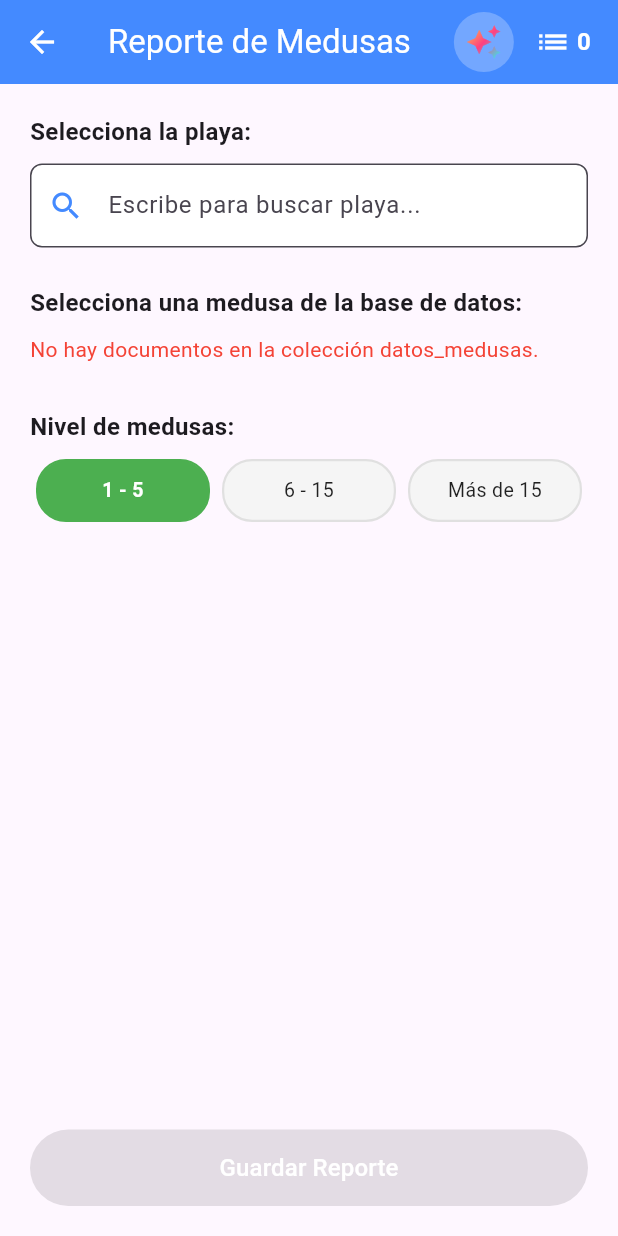
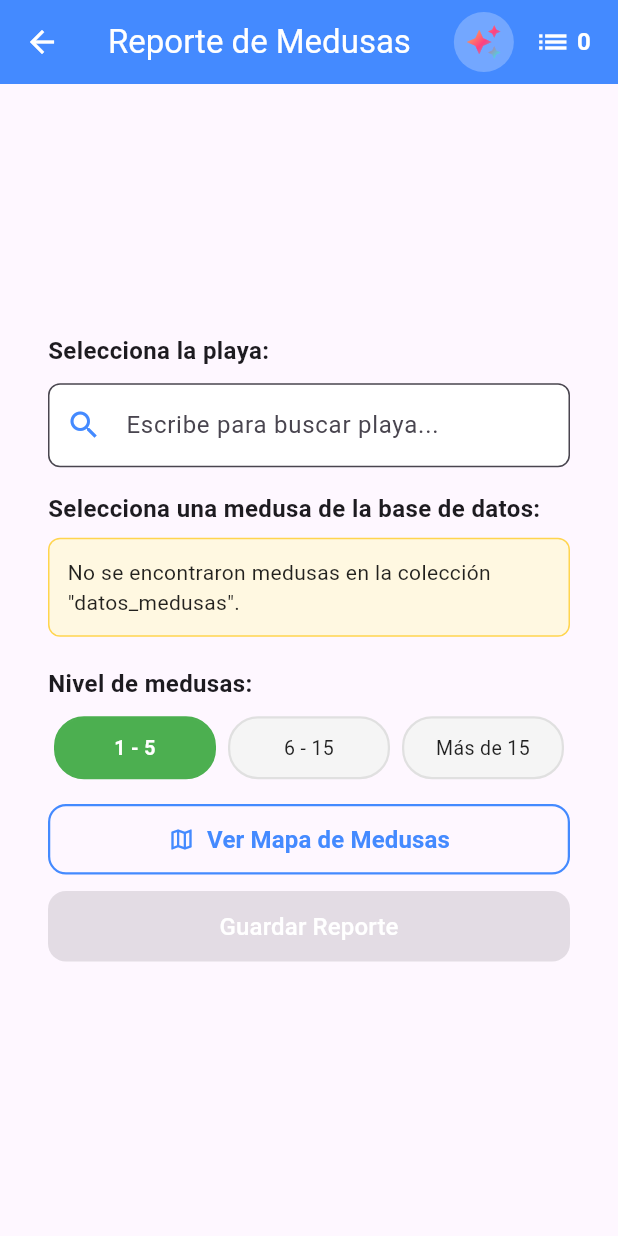
Before and after one commit to javega2026/temperatura_api, a Flutter app: the FormularioMedusasPantalla screen opened directly with empty values, on a phone screen of 412 x 824 dp. Run offline on Flutter 3.47's test engine with Material 3 defaults, Android fonts, the phone set to English and light mode, and no system bars; our stand-ins replace cloud_firestore, dio, firebase_analytics, firebase_auth, firebase_core, fl_chart and 2 more; accounts and stored records are empty.

Commit message:
se agrega el boton de ver mapa medusa

```diff
--- /dev/null
+++ b/lib/vistas/formulario_medusas_pantalla/botones_formulario_medusas.dart
@@ -0,0 +1,71 @@
+import 'package:flutter/material.dart';
+import 'package:meteoflutter/vistas/mostrar_mapa_medusas/mostrar_mapa_medusas.dart';
+
+class BotonesFormularioMedusas extends StatelessWidget {
+  final bool puedeGuardar;
+  final VoidCallback onGuardar;
+
+  const BotonesFormularioMedusas({
+    super.key,
+    required this.puedeGuardar,
+    required this.onGuardar,
+  });
+
+  @override
+  Widget build(BuildContext context) {
+    return Padding(
+      padding: const EdgeInsets.symmetric(vertical: 16.0),
+      child: Column(
+        mainAxisSize: MainAxisSize.min,
+        children: [
+          SizedBox(
+            width: double.infinity,
+            child: OutlinedButton.icon(
+              style: OutlinedButton.styleFrom(
+                foregroundColor: Colors.blueAccent,
+                side: const BorderSide(color: Colors.blueAccent, width: 1.5),
+                padding: const EdgeInsets.symmetric(vertical: 12),
+                shape: RoundedRectangleBorder(
+                  borderRadius: BorderRadius.circular(12),
+                ),
+              ),
+              icon: const Icon(Icons.map_outlined),
+              label: const Text(
+                'Ver Mapa de Medusas',
+                style: TextStyle(fontSize: 16, fontWeight: FontWeight.w600),
+              ),
+              onPressed: () {
+                if (!context.mounted) return;
+                Navigator.push(
+                  context,
+                  MaterialPageRoute(
+                    builder: (context) => const MostrarMapaMedusas(),
+                  ),
+                );
+              },
+            ),
+          ),
+          const SizedBox(height: 10),
+          SizedBox(
+            width: double.infinity,
+            child: ElevatedButton(
+              style: ElevatedButton.styleFrom(
+                backgroundColor: Colors.blueAccent,
+                foregroundColor: Colors.white,
+                padding: const EdgeInsets.symmetric(vertical: 12),
+                shape: RoundedRectangleBorder(
+                  borderRadius: BorderRadius.circular(12),
+                ),
+              ),
+              onPressed: puedeGuardar ? onGuardar : null,
+              child: const Text(
+                'Guardar Reporte',
+                style: TextStyle(fontSize: 16, color: Colors.white),
+              ),
+            ),
+          ),
+        ],
+      ),
+    );
+  }
+}
--- a/lib/vistas/formulario_medusas_pantalla/formulario_medusas_pantalla.dart
+++ b/lib/vistas/formulario_medusas_pantalla/formulario_medusas_pantalla.dart
@@ -5,11 +5,11 @@ import 'package:meteoflutter/models/reporte_medusa_modelo.dart';
 import 'package:meteoflutter/models/provincia_costera.dart';
 
 import 'package:meteoflutter/vistas/pantalla_ia/pantalla_ia.dart';
-
 import 'package:meteoflutter/vistas/lista_reportes_medusas/widget_selector_playa.dart';
 import 'package:meteoflutter/vistas/lista_reportes_medusas/widget_selector_medusa.dart';
-
+import 'package:meteoflutter/widgets/responsive_body.dart';
 import 'widgets_formulario_medusas_pantalla.dart';
+import 'botones_formulario_medusas.dart';
 
 class FormularioMedusasPantalla extends StatefulWidget {
   final String ciudadInicial;
@@ -40,19 +40,16 @@ class _FormularioMedusasPantallaState extends State<FormularioMedusasPantalla> {
   Key _keyPlaya = UniqueKey();
   Key _keyMedusa = UniqueKey();
 
-  /// Comprueba si la ciudad está en la lista de provincias costeras
   bool get _esProvinciaCostera {
     final ciudad = widget.ciudadInicial.toLowerCase().trim();
 
     return provinciasCosterasEspana.any((p) {
       final nombrePrincipal = p.nombre.toLowerCase();
 
-    // 1. Compara con el nombre principal
       if (ciudad.contains(nombrePrincipal) || nombrePrincipal.contains(ciudad)) {
         return true;
       }
 
-    // 2. Compara con la lista de alias
       return p.alias.any((alias) {
         final a = alias.toLowerCase();
         return ciudad.contains(a) || a.contains(ciudad);
@@ -128,8 +125,10 @@ bool get _esProvinciaCostera {
 
   @override
   Widget build(BuildContext context) {
+    final bool puedeGuardar = playaIdSeleccionada != null && medusaIdSeleccionada != null;
+
     return Scaffold(
-      resizeToAvoidBottomInset: false,
+      resizeToAvoidBottomInset: true,
       appBar: AppBar(
         title: const Text('Reporte de Medusas'),
         backgroundColor: Colors.blueAccent,
@@ -159,17 +158,10 @@ bool get _esProvinciaCostera {
               ),
               tooltip: 'Consultar Informe IA',
               onPressed: () {
-                final ciudad = widget.ciudadInicial;
-
-                debugPrint('--------------------------------------------------');
-                debugPrint('🤖 [LOG 2 - FORMULARIO] Pulsado botón IA');
-                debugPrint('   -> Ciudad enviada a PantallaIa: "$ciudad"');
-                debugPrint('--------------------------------------------------');
-
                 Navigator.push(
                   context,
                   MaterialPageRoute(
-                    builder: (context) => PantallaIa(ciudad: ciudad),
+                    builder: (context) => PantallaIa(ciudad: widget.ciudadInicial),
                   ),
                 );
               },
@@ -177,13 +169,12 @@ bool get _esProvinciaCostera {
           const BotonContadorReportes(),
         ],
       ),
-      body: Padding(
-        padding: const EdgeInsets.all(20.0),
+      body: SafeArea(
+        child: ResponsiveBody(
+          child: SingleChildScrollView(
+            physics: const BouncingScrollPhysics(),
+            padding: const EdgeInsets.symmetric(horizontal: 16.0, vertical: 12.0),
             child: Column(
-          crossAxisAlignment: CrossAxisAlignment.start,
-          mainAxisAlignment: MainAxisAlignment.spaceBetween,
-          children: [
-            Column(
               crossAxisAlignment: CrossAxisAlignment.start,
               children: [
                 WidgetSelectorPlaya(
@@ -205,9 +196,7 @@ bool get _esProvinciaCostera {
                     });
                   },
                 ),
-
-                const SizedBox(height: 25),
-
+                const SizedBox(height: 16),
                 WidgetSelectorMedusa(
                   key: _keyMedusa,
                   medusaIdSeleccionada: medusaIdSeleccionada,
@@ -237,37 +226,23 @@ bool get _esProvinciaCostera {
                     }
                   },
                 ),
-
-                const SizedBox(height: 30),
-
+                const SizedBox(height: 20),
                 WidgetSelectorNivelMedusas(
                   nivelSeleccionado: nivelMedusas,
                   opciones: opcionesMedusas,
                   onNivelChanged: (nuevoNivel) {
+                    setState(() {
                       nivelMedusas = nuevoNivel;
+                    });
                   },
+                ),
+                BotonesFormularioMedusas(
+                  puedeGuardar: puedeGuardar,
+                  onGuardar: _guardarReporte,
                 ),
               ],
             ),
-
-            SizedBox(
-              width: double.infinity,
-              child: ElevatedButton(
-                style: ElevatedButton.styleFrom(
-                  backgroundColor: Colors.blueAccent,
-                  foregroundColor: Colors.white,
-                  padding: const EdgeInsets.symmetric(vertical: 14),
           ),
-                onPressed: (medusaIdSeleccionada == null || playaIdSeleccionada == null)
-                    ? null
-                    : _guardarReporte,
-                child: const Text(
-                  'Guardar Reporte',
-                  style: TextStyle(fontSize: 16, color: Colors.white),
-                ),
-              ),
-            ),
-          ],
         ),
       ),
     );
--- a/lib/vistas/formulario_medusas_pantalla/widgets_formulario_medusas_pantalla.dart
+++ b/lib/vistas/formulario_medusas_pantalla/widgets_formulario_medusas_pantalla.dart
@@ -2,7 +2,7 @@ import 'package:flutter/material.dart';
 import 'package:cloud_firestore/cloud_firestore.dart';
 import 'package:meteoflutter/vistas/pantalla_lista_reportes/pantalla_lista_reportes.dart';
 
-class WidgetSelectorNivelMedusas extends StatefulWidget {
+class WidgetSelectorNivelMedusas extends StatelessWidget {
   final String nivelSeleccionado;
   final List<String> opciones;
   final ValueChanged<String> onNivelChanged;
@@ -13,29 +13,6 @@ class WidgetSelectorNivelMedusas extends StatefulWidget {
     required this.opciones,
     required this.onNivelChanged,
   });
-
-  @override
-  State<WidgetSelectorNivelMedusas> createState() => _WidgetSelectorNivelMedusasState();
-}
-
-class _WidgetSelectorNivelMedusasState extends State<WidgetSelectorNivelMedusas> {
-  late String _nivelActual;
-
-  @override
-  void initState() {
-    super.initState();
-    _nivelActual = widget.nivelSeleccionado;
-  }
-
-  @override
-  void didUpdateWidget(covariant WidgetSelectorNivelMedusas oldWidget) {
-    super.didUpdateWidget(oldWidget);
-    if (oldWidget.nivelSeleccionado != widget.nivelSeleccionado) {
-      setState(() {
-        _nivelActual = widget.nivelSeleccionado;
-      });
-    }
-  }
 
   Color _obtenerColorNivel(String nivel) {
     switch (nivel) {
@@ -61,20 +38,15 @@ class _WidgetSelectorNivelMedusasState extends State<WidgetSelectorNivelMedusas>
         ),
         const SizedBox(height: 10),
         Row(
-          children: widget.opciones.map((opcion) {
-            final isSelected = _nivelActual == opcion;
+          children: opciones.map((opcion) {
+            final isSelected = nivelSeleccionado == opcion;
             final colorBase = _obtenerColorNivel(opcion);
 
             return Expanded(
               child: Padding(
                 padding: const EdgeInsets.symmetric(horizontal: 4.0),
                 child: GestureDetector(
-                  onTap: () {
-                    setState(() {
-                      _nivelActual = opcion;
-                    });
-                    widget.onNivelChanged(opcion);
-                  },
+                  onTap: () => onNivelChanged(opcion),
                   child: Container(
                     height: 42,
                     alignment: Alignment.center,
--- a/lib/vistas/lista_reportes_medusas/widget_selector_medusa.dart
+++ b/lib/vistas/lista_reportes_medusas/widget_selector_medusa.dart
@@ -20,86 +20,96 @@ class WidgetSelectorMedusa extends StatelessWidget {
           'Selecciona una medusa de la base de datos:',
           style: TextStyle(fontSize: 16, fontWeight: FontWeight.bold),
         ),
-        const SizedBox(height: 10),
+        const SizedBox(height: 8),
         StreamBuilder<QuerySnapshot>(
+          // Asegúrate de que el nombre de la colección en Firestore coincide exactamente
           stream: FirebaseFirestore.instance.collection('datos_medusas').snapshots(),
           builder: (context, snapshot) {
             if (snapshot.connectionState == ConnectionState.waiting) {
-              return const LinearProgressIndicator();
+              return const SizedBox(
+                height: 50,
+                child: Center(
+                  child: Row(
+                    mainAxisAlignment: MainAxisAlignment.center,
+                    children: [
+                      SizedBox(
+                        width: 20,
+                        height: 20,
+                        child: CircularProgressIndicator(strokeWidth: 2),
+                      ),
+                      SizedBox(width: 10),
+                      Text('Cargando medusas...'),
+                    ],
+                  ),
+                ),
+              );
             }
 
             if (snapshot.hasError) {
-              return Text('Error: ${snapshot.error}');
-            }
-
-            final docs = snapshot.data?.docs ?? [];
-
-            if (docs.isEmpty) {
-              return const Text(
-                'No hay documentos en la colección datos_medusas.',
-                style: TextStyle(color: Colors.red),
+              return Container(
+                padding: const EdgeInsets.all(12),
+                color: Colors.red.shade50,
+                child: Text(
+                  'Error al cargar medusas: ${snapshot.error}',
+                  style: const TextStyle(color: Colors.red),
+                ),
               );
             }
 
+            if (!snapshot.hasData || snapshot.data!.docs.isEmpty) {
+              return Container(
+                padding: const EdgeInsets.all(12),
+                decoration: BoxDecoration(
+                  color: Colors.amber.shade50,
+                  borderRadius: BorderRadius.circular(8),
+                  border: Border.all(color: Colors.amber.shade300),
+                ),
+                child: const Text(
+                  'No se encontraron medusas en la colección "datos_medusas".',
+                  style: TextStyle(color: Colors.black87),
+                ),
+              );
+            }
+
+            final docs = snapshot.data!.docs;
+
             return DropdownButtonFormField<String>(
-              initialValue: medusaIdSeleccionada,
+              isExpanded: true,
+              value: docs.any((doc) => doc.id == medusaIdSeleccionada)
+                  ? medusaIdSeleccionada
+                  : null,
               hint: const Text('Elige una medusa'),
-              isExpanded: true,
-              selectedItemBuilder: (context) {
-                return docs.map((doc) {
-                  final data = doc.data() as Map<String, dynamic>;
-                  final String nombre = data['nombre'] ?? 'Sin nombre';
-                  final String urlImagen = data['url'] ?? '';
-
-                  return Row(
-                    children: [
-                      if (urlImagen.isNotEmpty)
-                        ClipRRect(
-                          borderRadius: BorderRadius.circular(4),
-                          child: Image.network(
-                            urlImagen,
-                            width: 30,
-                            height: 30,
-                            fit: BoxFit.cover,
-                            errorBuilder: (context, error, stackTrace) =>
-                                const Icon(Icons.image_not_supported, size: 30),
+              decoration: InputDecoration(
+                contentPadding: const EdgeInsets.symmetric(horizontal: 12, vertical: 8),
+                border: OutlineInputBorder(
+                  borderRadius: BorderRadius.circular(8),
                 ),
               ),
-                      const SizedBox(width: 10),
-                      Expanded(
-                        child: Text(
-                          nombre,
-                          overflow: TextOverflow.ellipsis,
-                        ),
-                      ),
-                    ],
-                  );
-                }).toList();
-              },
               items: docs.map((doc) {
                 final data = doc.data() as Map<String, dynamic>;
-                final String nombre = data['nombre'] ?? 'Sin nombre';
-                final String urlImagen = data['url'] ?? '';
+                final nombre = data['nombre'] ?? 'Sin nombre';
+                final urlImagen = data['url'] as String?;
 
                 return DropdownMenuItem<String>(
                   value: doc.id,
                   child: Row(
                     children: [
-                      if (urlImagen.isNotEmpty)
-                        ClipRRect(
+                      SizedBox(
+                        width: 32,
+                        height: 32,
+                        child: ClipRRect(
                           borderRadius: BorderRadius.circular(4),
-                          child: Image.network(
+                          child: (urlImagen != null && urlImagen.isNotEmpty)
+                              ? Image.network(
                                   urlImagen,
-                            width: 50,
-                            height: 50,
                                   fit: BoxFit.cover,
                                   errorBuilder: (context, error, stackTrace) =>
-                                const Icon(Icons.image_not_supported, size: 50),
+                                      const Icon(Icons.bug_report, size: 20),
+                                )
+                              : const Icon(Icons.bug_report, size: 20),
                         ),
-                        )
-                      else
-                        const Icon(Icons.image, size: 30, color: Colors.grey),
-                      const SizedBox(width: 12),
+                      ),
+                      const SizedBox(width: 10),
                       Expanded(
                         child: Text(
                           nombre,
```
Also changed, not shown: lib/vistas/mostrar_mapa_medusas/mostrar_mapa_medusas.dart (added, +75 -0 lines). Lines whose indentation alone changed are shown as unchanged.
